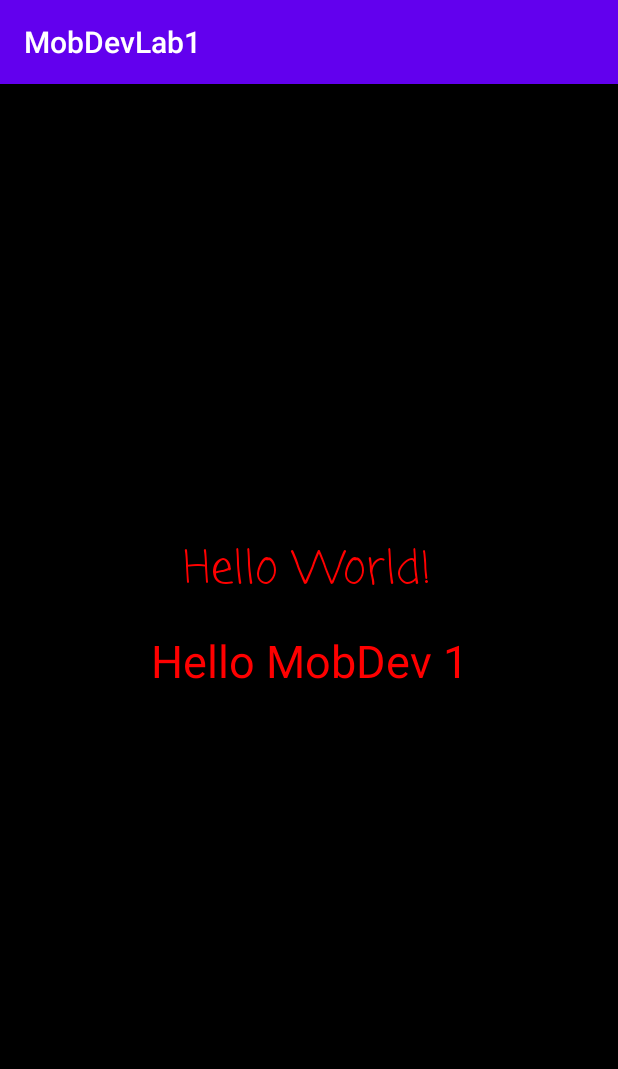
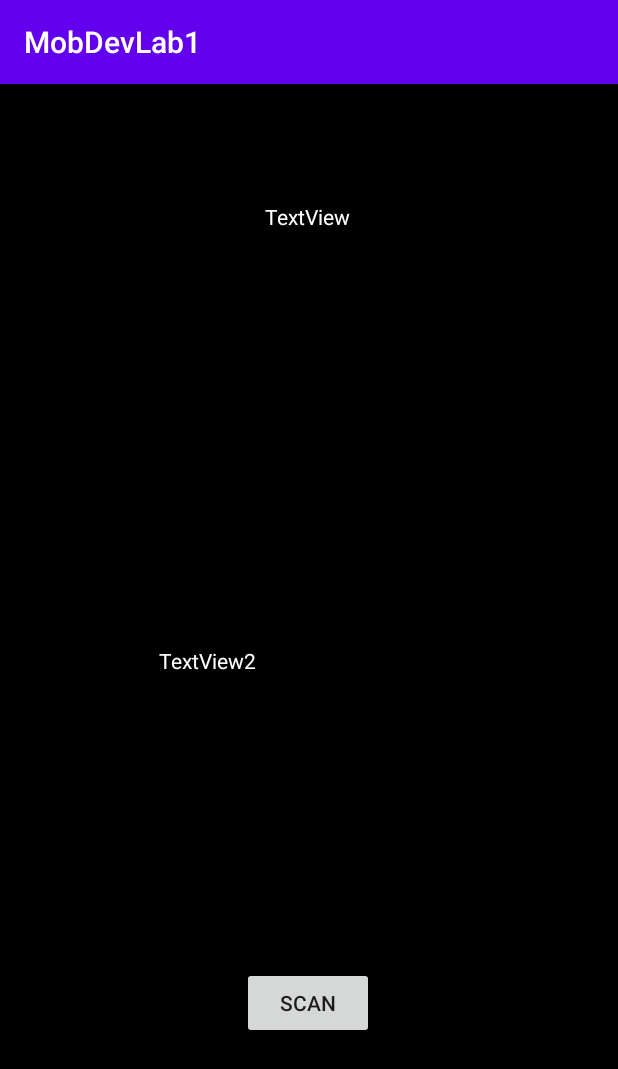
Before and after one commit to feril68/TKTPL-Feril, an Android app: the screen it shows after launch (MainActivity), on a phone screen of 412 x 824 dp. Shown: the top 1069 px of the screen. Run offline under Robolectric (Android 15) with nearby library versions, the phone set to English and light mode, and no system bars; libraries missing offline, so code that uses them is left out: com.squareup.okhttp.

Commit message:
add lab-5

```diff
--- a/app/build.gradle
+++ b/app/build.gradle
@@ -26,6 +26,7 @@ android {
 
 dependencies {
     implementation fileTree(dir: "libs", include: ["*.jar"])
+    implementation 'com.squareup.okhttp:okhttp:2.5.0'
     implementation "org.jetbrains.kotlin:kotlin-stdlib:$kotlin_version"
     implementation 'androidx.core:core-ktx:1.1.0'
     implementation 'androidx.appcompat:appcompat:1.1.0'
--- a/app/src/main/AndroidManifest.xml
+++ b/app/src/main/AndroidManifest.xml
@@ -1,7 +1,11 @@
 <?xml version="1.0" encoding="utf-8"?>
 <manifest xmlns:android="http://schemas.android.com/apk/res/android"
     package="id.ac.ui.cs.mobileprogramming.muhammadferilbp.MobDevLab1">
-
+    <uses-permission android:name="android.permission.ACCESS_WIFI_STATE" />
+    <uses-permission android:name="android.permission.CHANGE_WIFI_STATE" />
+    <uses-permission android:name="android.permission.ACCESS_COARSE_LOCATION" />
+    <uses-permission android:name="android.permission.ACCESS_FINE_LOCATION" />
+    <uses-permission android:name="android.permission.INTERNET" />
     <application
         android:allowBackup="true"
         android:icon="@mipmap/ic_launcher"
--- a/app/src/main/java/id/ac/ui/cs/mobileprogramming/muhammadferilbp/MobDevLab1/MainActivity.kt
+++ b/app/src/main/java/id/ac/ui/cs/mobileprogramming/muhammadferilbp/MobDevLab1/MainActivity.kt
@@ -1,11 +1,70 @@
 package id.ac.ui.cs.mobileprogramming.muhammadferilbp.MobDevLab1
 
+import android.content.BroadcastReceiver
+import android.content.Context
+import android.content.Intent
+import android.content.IntentFilter
+import android.net.wifi.WifiManager
+import android.os.Bundle
+import android.widget.Button
+import android.widget.TextView
 import androidx.appcompat.app.AppCompatActivity
-import android.os.Bundle
+import com.squareup.okhttp.Callback
+import com.squareup.okhttp.OkHttpClient
+import com.squareup.okhttp.Request
+import com.squareup.okhttp.Response
+import java.io.IOException
+
 
 class MainActivity : AppCompatActivity() {
+    private var wifiManager: WifiManager? = null
+    private var stringBuilder = StringBuilder()
+    var textView : TextView? = null
+    private var wifiReceiver: BroadcastReceiver = object : BroadcastReceiver() {
+        override fun onReceive(context: Context, intent: Intent) {
+            val results = wifiManager!!.scanResults
+            unregisterReceiver(this)
+
+            for (scanResult in results) {
+                stringBuilder.append(scanResult.SSID.toString() + "\n")
+                textView = findViewById(R.id.textView)
+                textView!!.text = stringBuilder.toString()
+            }
+            getRequest(stringBuilder.toString())
+        }
+    }
+
     override fun onCreate(savedInstanceState: Bundle?) {
         super.onCreate(savedInstanceState)
         setContentView(R.layout.activity_main)
+        registerReceiver(wifiReceiver, IntentFilter(WifiManager.SCAN_RESULTS_AVAILABLE_ACTION))
+        wifiManager = applicationContext.getSystemService(Context.WIFI_SERVICE) as WifiManager
+        val button = findViewById<Button>(R.id.button)
+        button.setOnClickListener{
+            wifiManager!!.startScan()
+
+        }
+    }
+
+    fun getRequest(stringData: String?) {
+        val client = OkHttpClient()
+        val request: Request = Request.Builder()
+                .url("https://postman-echo.com/get?data=$stringData")
+                .build()
+        client.newCall(request).enqueue(object : Callback {
+            override fun onFailure(request: Request?, e: IOException?) {
+                runOnUiThread { //Handle UI here
+                    findViewById<TextView>(R.id.textView2).text = "gagal"
+                }
+            }
+
+            override fun onResponse(response: Response?) {
+                val res = response!!.body().string()
+
+                runOnUiThread { //Handle UI here
+                    findViewById<TextView>(R.id.textView2).text = "Ini reponse : \n$res"
+                }
+            }
+        })
     }
 }
--- a/app/src/main/res/layout/activity_main.xml
+++ b/app/src/main/res/layout/activity_main.xml
@@ -8,34 +8,40 @@
     tools:context=".MainActivity"
     >
 
-    <TextView
-        android:id="@+id/textView2"
+
+    <Button
+        android:id="@+id/button"
         android:layout_width="wrap_content"
         android:layout_height="wrap_content"
-        android:text="Hello World!"
-        android:fontFamily="casual"
-        android:textSize="30sp"
-        android:textColor="#FF0000"
+        android:text="scan"
         app:layout_constraintBottom_toBottomOf="parent"
         app:layout_constraintEnd_toEndOf="parent"
         app:layout_constraintHorizontal_bias="0.498"
-        app:layout_constraintLeft_toLeftOf="parent"
-        app:layout_constraintRight_toRightOf="parent"
         app:layout_constraintStart_toStartOf="parent"
         app:layout_constraintTop_toTopOf="parent"
-        app:layout_constraintVertical_bias="0.417" />
+        app:layout_constraintVertical_bias="0.818" />
 
     <TextView
         android:id="@+id/textView"
         android:layout_width="wrap_content"
         android:layout_height="wrap_content"
-        android:text="Hello MobDev 1"
-        android:fontFamily="sans-serif"
-        android:textSize="30sp"
-        android:textColor="#FF0000"
+        android:text="TextView"
+        android:textColor="#FFFFFF"
+        app:layout_constraintBottom_toTopOf="@+id/button"
+        app:layout_constraintEnd_toEndOf="parent"
+        app:layout_constraintHorizontal_bias="0.498"
+        app:layout_constraintStart_toStartOf="parent"
+        app:layout_constraintTop_toTopOf="parent"
+        app:layout_constraintVertical_bias="0.138" />
+
+    <TextView
+        android:id="@+id/textView2"
+        android:layout_width="200dp"
+        android:layout_height="wrap_content"
+        android:text="TextView2"
+        android:textColor="#FFFFFF"
         app:layout_constraintBottom_toBottomOf="parent"
         app:layout_constraintEnd_toEndOf="parent"
         app:layout_constraintStart_toStartOf="parent"
         app:layout_constraintTop_toTopOf="parent" />
-
 </androidx.constraintlayout.widget.ConstraintLayout>
```
